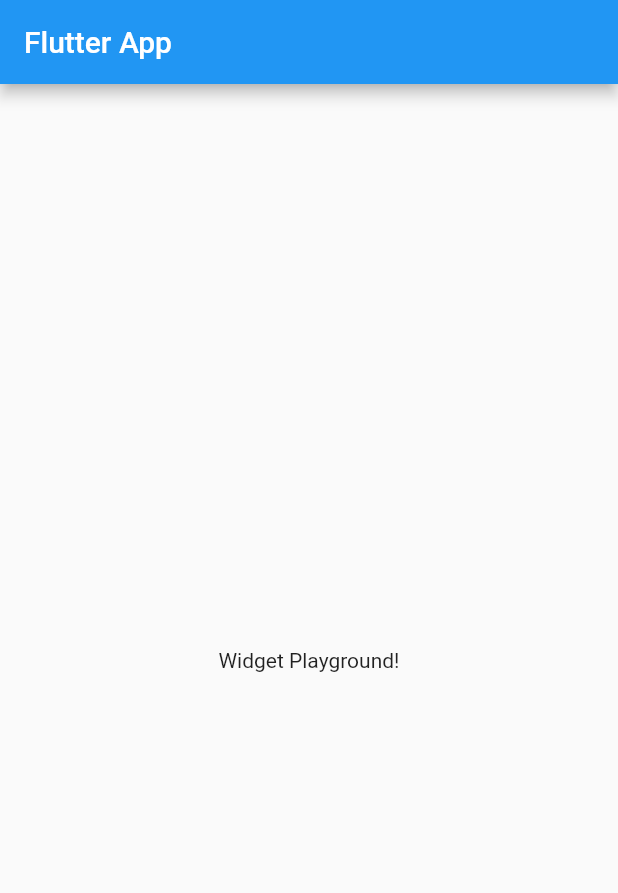
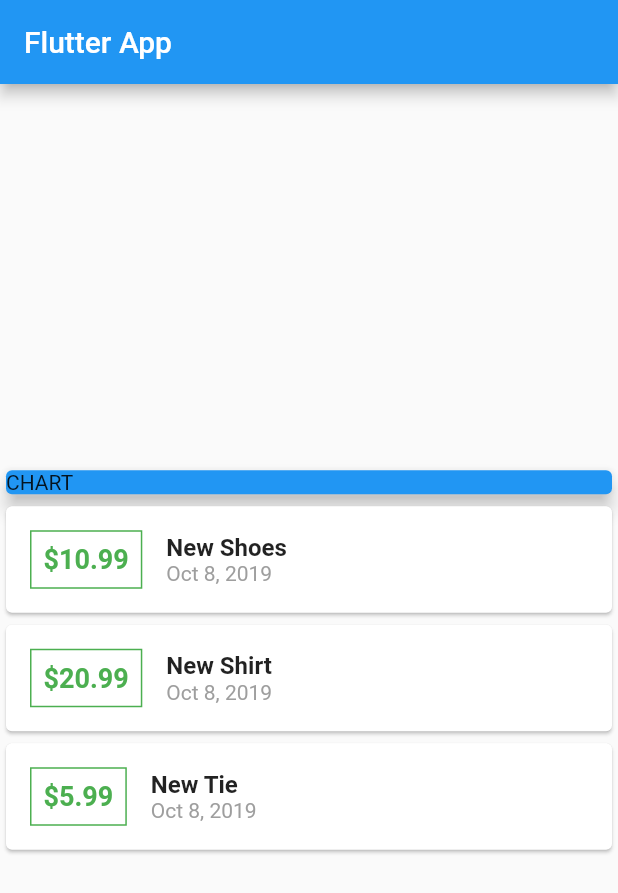
Before and after one commit to tabuckner/flutter_course, a Flutter app: the screen it shows after launch, on a phone screen of 412 x 824 dp. Shown: the top 893 px of the screen. Run offline on Flutter 3.47's test engine with Material 2 defaults, Android fonts, the phone set to English and light mode, and no system bars.

```diff
--- a/expenses/lib/main.dart
+++ b/expenses/lib/main.dart
@@ -1,9 +1,11 @@
 import 'package:flutter/material.dart';
+import 'package:intl/intl.dart';
+
+import './transaction.dart';
 
 void main() => runApp(MyApp());
 
 class MyApp extends StatelessWidget {
-  // This widget is the root of your application.
   @override
   Widget build(BuildContext context) {
     return MaterialApp(
@@ -22,6 +24,26 @@ class MyHomePage extends StatefulWidget {
 }
 
 class _MyHomePageState extends State<MyHomePage> {
+  final List<Transaction> transactions = [
+    Transaction(
+      id: 't1',
+      title: 'New Shoes',
+      amount: 10.99,
+      date: DateTime.now(),
+    ),
+    Transaction(
+      id: 't2',
+      title: 'New Shirt',
+      amount: 20.99,
+      date: DateTime.now(),
+    ),
+    Transaction(
+      id: 't3',
+      title: 'New Tie',
+      amount: 5.99,
+      date: DateTime.now(),
+    ),
+  ];
 
   @override
   Widget build(BuildContext context) {
@@ -29,8 +51,64 @@ class _MyHomePageState extends State<MyHomePage> {
       appBar: AppBar(
         title: Text('Flutter App'),
       ),
-      body: Center(
-        child: Text('Widget Playground!'),
+      body: Column(
+        mainAxisAlignment: MainAxisAlignment.center,
+        crossAxisAlignment: CrossAxisAlignment.center,
+        children: <Widget>[
+          Container(
+            width: double.infinity,
+            child: Card(
+              color: Colors.blue,
+              child: Text('CHART'),
+              elevation: 5,
+            ),
+          ),
+          Column(
+            children: this.transactions.map((transaction) {
+              return Card(
+                child: Row(
+                  children: <Widget>[
+                    Container(
+                      margin: EdgeInsets.all(16),
+                      padding: EdgeInsets.all(8),
+                      decoration: BoxDecoration(
+                        border: Border.all(
+                          color: Colors.green,
+                          width: 1,
+                        ),
+                      ),
+                      child: Text(
+                        '\$${transaction.amount}',
+                        style: TextStyle(
+                            fontWeight: FontWeight.bold,
+                            fontSize: 18,
+                            color: Colors.green),
+                      ),
+                    ),
+                    Column(
+                      crossAxisAlignment: CrossAxisAlignment.start,
+                      children: <Widget>[
+                        Text(
+                          transaction.title,
+                          style: TextStyle(
+                            fontWeight: FontWeight.bold,
+                            fontSize: 16,
+                          ),
+                        ),
+                        Text(
+                          DateFormat.yMMMd().format(transaction.date),
+                          style: TextStyle(
+                            color: Colors.grey,
+                          ),
+                        ),
+                      ],
+                    ),
+                  ],
+                ),
+              );
+            }).toList(),
+          ),
+        ],
       ),
     );
   }
--- /dev/null
+++ b/expenses/lib/transaction.dart
@@ -0,0 +1,15 @@
+import 'package:flutter/foundation.dart';
+
+class Transaction {
+  final String id;
+  final String title;
+  final double amount;
+  final DateTime date;
+
+  Transaction({
+    @required this.id,
+    @required this.title,
+    @required this.amount,
+    @required this.date,
+  });
+}
--- a/expenses/pubspec.yaml
+++ b/expenses/pubspec.yaml
@@ -19,6 +19,7 @@ environment:
 dependencies:
   flutter:
     sdk: flutter
+  intl: ^0.16.0
 
   # The following adds the Cupertino Icons font to your application.
   # Use with the CupertinoIcons class for iOS style icons.
```
Also changed, not shown: expenses/pubspec.lock.
